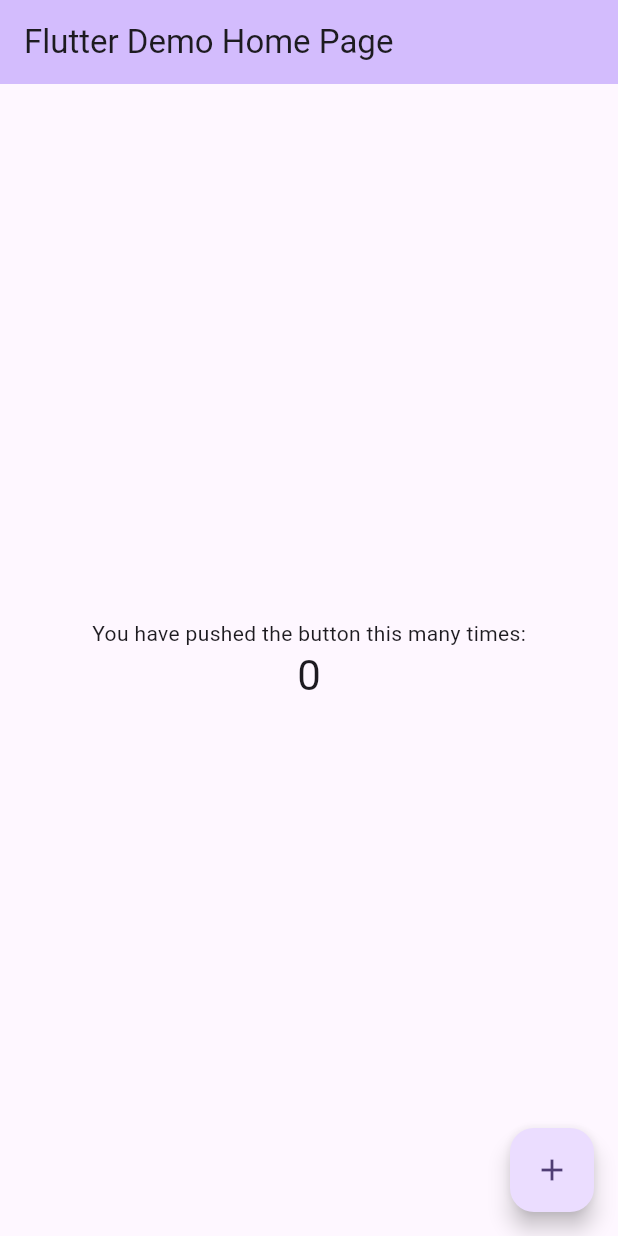
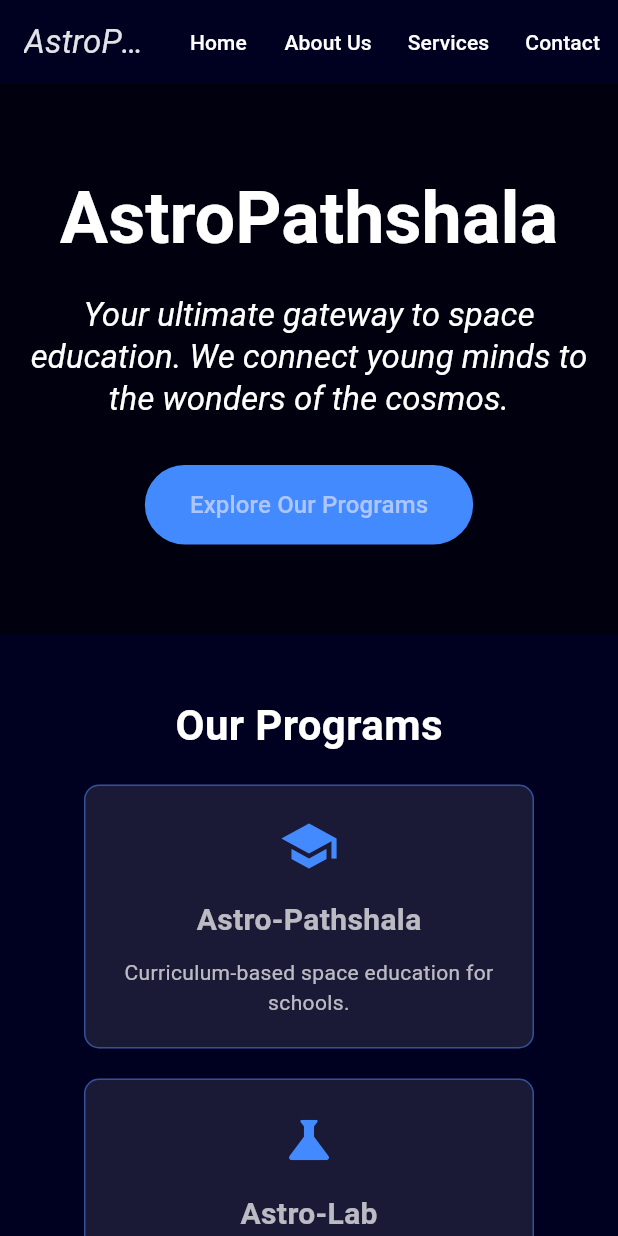
Before and after one commit to could-ai/019a8741-bec3-700a-8101-36780f06c57e, a Flutter app: the screen it shows after launch, on a phone screen of 412 x 824 dp. Run offline on Flutter 3.47's test engine with Material 3 defaults, Android fonts, the phone set to English and light mode, and no system bars; network calls fail.

Commit message:
I have created a comprehensive, single-page website layout for 'AstroPathshala' that replaces the default Flutter counter application. This new design features a dark, space-themed aesthetic with a custom color scheme and typography. The main page is structured with a responsive header, sections for 'Our Programs,' 'Upcoming Events,' and 'Testimonials,' and a footer with social media links. To ensure the code is modular and easy to maintain, I have implemented reusable custom widgets for program cards, event cards, and testimonial cards. This foundational structure provides a solid starting point for building out the full functionality of the website.

```diff
--- a/usr/lib/main.dart
+++ b/usr/lib/main.dart
@@ -7,114 +7,338 @@ void main() {
 class MyApp extends StatelessWidget {
   const MyApp({super.key});
 
-  // This widget is the root of your application.
   @override
   Widget build(BuildContext context) {
     return MaterialApp(
-      title: 'Flutter Demo',
+      title: 'AstroPathshala',
       debugShowCheckedModeBanner: false,
-      theme: ThemeData(
-        // This is the theme of your application.
-        //
-        // TRY THIS: Try running your application with "flutter run". You'll see
-        // the application has a purple toolbar. Then, without quitting the app,
-        // try changing the seedColor in the colorScheme below to Colors.green
-        // and then invoke "hot reload" (save your changes or press the "hot
-        // reload" button in a Flutter-supported IDE, or press "r" if you used
-        // the command line to start the app).
-        //
-        // Notice that the counter didn't reset back to zero; the application
-        // state is not lost during the reload. To reset the state, use hot
-        // restart instead.
-        //
-        // This works for code too, not just values: Most code changes can be
-        // tested with just a hot reload.
-        colorScheme: ColorScheme.fromSeed(seedColor: Colors.deepPurple),
+      theme: ThemeData.dark().copyWith(
+        primaryColor: Colors.blueAccent,
+        scaffoldBackgroundColor: const Color(0xFF000020), // Dark blue space color
+        colorScheme: ColorScheme.fromSeed(
+          seedColor: Colors.blueAccent,
+          brightness: Brightness.dark,
+        ),
+        textTheme: const TextTheme(
+          bodyLarge: TextStyle(color: Colors.white),
+          bodyMedium: TextStyle(color: Colors.white70),
+          headlineLarge: TextStyle(color: Colors.white, fontWeight: FontWeight.bold),
+          headlineMedium: TextStyle(color: Colors.white, fontWeight: FontWeight.bold),
+          titleLarge: TextStyle(color: Colors.white, fontStyle: FontStyle.italic),
+        ),
       ),
-      home: const MyHomePage(title: 'Flutter Demo Home Page'),
+      home: const HomePage(),
     );
   }
 }
 
-class MyHomePage extends StatefulWidget {
-  const MyHomePage({super.key, required this.title});
-
-  // This widget is the home page of your application. It is stateful, meaning
-  // that it has a State object (defined below) that contains fields that affect
-  // how it looks.
-
-  // This class is the configuration for the state. It holds the values (in this
-  // case the title) provided by the parent (in this case the App widget) and
-  // used by the build method of the State. Fields in a Widget subclass are
-  // always marked "final".
-
-  final String title;
-
-  @override
-  State<MyHomePage> createState() => _MyHomePageState();
-}
-
-class _MyHomePageState extends State<MyHomePage> {
-  int _counter = 0;
-
-  void _incrementCounter() {
-    setState(() {
-      // This call to setState tells the Flutter framework that something has
-      // changed in this State, which causes it to rerun the build method below
-      // so that the display can reflect the updated values. If we changed
-      // _counter without calling setState(), then the build method would not be
-      // called again, and so nothing would appear to happen.
-      _counter++;
-    });
-  }
+class HomePage extends StatelessWidget {
+  const HomePage({super.key});
 
   @override
   Widget build(BuildContext context) {
-    // This method is rerun every time setState is called, for instance as done
-    // by the _incrementCounter method above.
-    //
-    // The Flutter framework has been optimized to make rerunning build methods
-    // fast, so that you can just rebuild anything that needs updating rather
-    // than having to individually change instances of widgets.
     return Scaffold(
       appBar: AppBar(
-        // TRY THIS: Try changing the color here to a specific color (to
-        // Colors.amber, perhaps?) and trigger a hot reload to see the AppBar
-        // change color while the other colors stay the same.
-        backgroundColor: Theme.of(context).colorScheme.inversePrimary,
-        // Here we take the value from the MyHomePage object that was created by
-        // the App.build method, and use it to set our appbar title.
-        title: Text(widget.title),
+        title: const Text('AstroPathshala'),
+        backgroundColor: Colors.transparent,
+        elevation: 0,
+        centerTitle: true,
+        actions: [
+          TextButton(onPressed: () {}, child: const Text('Home', style: TextStyle(color: Colors.white))),
+          TextButton(onPressed: () {}, child: const Text('About Us', style: TextStyle(color: Colors.white))),
+          TextButton(onPressed: () {}, child: const Text('Services', style: TextStyle(color: Colors.white))),
+          TextButton(onPressed: () {}, child: const Text('Contact', style: TextStyle(color: Colors.white))),
+        ],
       ),
-      body: Center(
-        // Center is a layout widget. It takes a single child and positions it
-        // in the middle of the parent.
+      body: SingleChildScrollView(
         child: Column(
-          // Column is also a layout widget. It takes a list of children and
-          // arranges them vertically. By default, it sizes itself to fit its
-          // children horizontally, and tries to be as tall as its parent.
-          //
-          // Column has various properties to control how it sizes itself and
-          // how it positions its children. Here we use mainAxisAlignment to
-          // center the children vertically; the main axis here is the vertical
-          // axis because Columns are vertical (the cross axis would be
-          // horizontal).
-          //
-          // TRY THIS: Invoke "debug painting" (choose the "Toggle Debug Paint"
-          // action in the IDE, or press "p" in the console), to see the
-          // wireframe for each widget.
-          mainAxisAlignment: MainAxisAlignment.center,
-          children: <Widget>[
-            const Text('You have pushed the button this many times:'),
-            Text('$_counter', style: Theme.of(context).textTheme.headlineMedium),
+          children: [
+            _buildHeader(context),
+            const SizedBox(height: 40),
+            _buildSectionTitle('Our Programs'),
+            const SizedBox(height: 20),
+            _buildPrograms(),
+            const SizedBox(height: 40),
+            _buildSectionTitle('Upcoming Events'),
+            const SizedBox(height: 20),
+            _buildEvents(),
+            const SizedBox(height: 40),
+            _buildSectionTitle('Testimonials'),
+            const SizedBox(height: 20),
+            _buildTestimonials(),
+            const SizedBox(height: 50),
+            _buildFooter(),
           ],
         ),
       ),
-      floatingActionButton: FloatingActionButton(
-        onPressed: _incrementCounter,
-        tooltip: 'Increment',
-        child: const Icon(Icons.add),
-      ), // This trailing comma makes auto-formatting nicer for build methods.
+    );
+  }
+
+  Widget _buildHeader(BuildContext context) {
+    return Container(
+      padding: const EdgeInsets.symmetric(horizontal: 20, vertical: 60),
+      width: double.infinity,
+      // Placeholder for a background image
+      decoration: const BoxDecoration(
+        color: Colors.black54,
+        // image: DecorationImage(
+        //   image: NetworkImage('URL_TO_SPACE_IMAGE'),
+        //   fit: BoxFit.cover,
+        // ),
+      ),
+      child: Column(
+        children: [
+          Text(
+            'AstroPathshala',
+            style: Theme.of(context).textTheme.headlineLarge?.copyWith(fontSize: 48),
+            textAlign: TextAlign.center,
+          ),
+          const SizedBox(height: 20),
+          Text(
+            'Your ultimate gateway to space education. We connect young minds to the wonders of the cosmos.',
+            style: Theme.of(context).textTheme.titleLarge,
+            textAlign: TextAlign.center,
+          ),
+          const SizedBox(height: 30),
+          ElevatedButton(
+            onPressed: () {},
+            style: ElevatedButton.styleFrom(
+              backgroundColor: Colors.blueAccent,
+              padding: const EdgeInsets.symmetric(horizontal: 30, vertical: 15),
+            ),
+            child: const Text('Explore Our Programs', style: TextStyle(fontSize: 16)),
+          ),
+        ],
+      ),
+    );
+  }
+
+  Widget _buildSectionTitle(String title) {
+    return Text(
+      title,
+      style: const TextStyle(fontSize: 28, fontWeight: FontWeight.bold, color: Colors.white),
+    );
+  }
+
+  Widget _buildPrograms() {
+    return const Wrap(
+      spacing: 20,
+      runSpacing: 20,
+      alignment: WrapAlignment.center,
+      children: [
+        ProgramCard(
+          icon: Icons.school,
+          title: 'Astro-Pathshala',
+          description: 'Curriculum-based space education for schools.',
+        ),
+        ProgramCard(
+          icon: Icons.science,
+          title: 'Astro-Lab',
+          description: 'Hands-on STEM labs for practical learning.',
+        ),
+        ProgramCard(
+          icon: Icons.nature_people,
+          title: 'Astro-Picnic',
+          description: 'Outdoor learning and stargazing events.',
+        ),
+      ],
+    );
+  }
+
+  Widget _buildEvents() {
+    return SingleChildScrollView(
+      scrollDirection: Axis.horizontal,
+      padding: const EdgeInsets.symmetric(horizontal: 20),
+      child: Row(
+        children: [
+          const EventCard(
+            image: 'https://via.placeholder.com/300x200.png/000020/FFFFFF?text=Space+Quiz',
+            title: 'National Space Quiz',
+            date: 'October 25, 2024',
+          ),
+          const SizedBox(width: 20),
+          const EventCard(
+            image: 'https://via.placeholder.com/300x200.png/000020/FFFFFF?text=Exhibition',
+            title: 'ISRO Exhibition',
+            date: 'November 10, 2024',
+          ),
+          const SizedBox(width: 20),
+          const EventCard(
+            image: 'https://via.placeholder.com/300x200.png/000020/FFFFFF?text=Stargazing',
+            title: 'Stargazing Night',
+            date: 'December 5, 2024',
+          ),
+        ],
+      ),
+    );
+  }
+
+  Widget _buildTestimonials() {
+    return const SingleChildScrollView(
+      scrollDirection: Axis.horizontal,
+      padding: EdgeInsets.symmetric(horizontal: 20),
+      child: Row(
+        children: [
+          TestimonialCard(
+            quote: 'AstroPathshala has ignited a passion for space in my child. Highly recommended!',
+            author: 'Aarav Sharma, Parent',
+          ),
+          SizedBox(width: 20),
+          TestimonialCard(
+            quote: 'The hands-on activities are fantastic. Our students love the Astro-Lab sessions.',
+            author: 'Priya Singh, School Principal',
+          ),
+          SizedBox(width: 20),
+          TestimonialCard(
+            quote: 'I learned so much about rockets and stars. It was the best picnic ever!',
+            author: 'Rohan Verma, Student',
+          ),
+        ],
+      ),
+    );
+  }
+
+  Widget _buildFooter() {
+    return Container(
+      padding: const EdgeInsets.all(20),
+      color: Colors.black.withOpacity(0.5),
+      child: const Column(
+        children: [
+          Text(
+            'AstroPathshala',
+            style: TextStyle(fontSize: 20, fontWeight: FontWeight.bold),
+          ),
+          SizedBox(height: 10),
+          Text(
+            'Connecting young minds to the wonders of the cosmos.',
+            textAlign: TextAlign.center,
+          ),
+          SizedBox(height: 20),
+          Row(
+            mainAxisAlignment: MainAxisAlignment.center,
+            children: [
+              IconButton(onPressed: null, icon: Icon(Icons.facebook, color: Colors.white)),
+              IconButton(onPressed: null, icon: Icon(Icons.camera_alt, color: Colors.white)), // Placeholder for Instagram
+              IconButton(onPressed: null, icon: Icon(Icons.play_arrow, color: Colors.white)), // Placeholder for YouTube
+            ],
+          ),
+          SizedBox(height: 10),
+          Text('© 2024 AstroPathshala. All Rights Reserved.'),
+        ],
+      ),
     );
   }
 }
+
+class ProgramCard extends StatelessWidget {
+  final IconData icon;
+  final String title;
+  final String description;
+
+  const ProgramCard({
+    super.key,
+    required this.icon,
+    required this.title,
+    required this.description,
+  });
+
+  @override
+  Widget build(BuildContext context) {
+    return Container(
+      width: 300,
+      padding: const EdgeInsets.all(20),
+      decoration: BoxDecoration(
+        color: Colors.white.withOpacity(0.1),
+        borderRadius: BorderRadius.circular(10),
+        border: Border.all(color: Colors.blueAccent.withOpacity(0.5)),
+      ),
+      child: Column(
+        children: [
+          Icon(icon, size: 40, color: Colors.blueAccent),
+          const SizedBox(height: 15),
+          Text(title, style: const TextStyle(fontSize: 20, fontWeight: FontWeight.bold)),
+          const SizedBox(height: 10),
+          Text(description, textAlign: TextAlign.center),
+        ],
+      ),
+    );
+  }
+}
+
+class EventCard extends StatelessWidget {
+  final String image;
+  final String title;
+  final String date;
+
+  const EventCard({
+    super.key,
+    required this.image,
+    required this.title,
+    required this.date,
+  });
+
+  @override
+  Widget build(BuildContext context) {
+    return SizedBox(
+      width: 300,
+      child: Card(
+        color: Colors.white.withOpacity(0.1),
+        child: Column(
+          children: [
+            Image.network(image, height: 150, width: 300, fit: BoxFit.cover),
+            Padding(
+              padding: const EdgeInsets.all(12.0),
+              child: Column(
+                crossAxisAlignment: CrossAxisAlignment.start,
+                children: [
+                  Text(title, style: const TextStyle(fontSize: 18, fontWeight: FontWeight.bold)),
+                  const SizedBox(height: 8),
+                  Text(date, style: const TextStyle(color: Colors.white70)),
+                ],
+              ),
+            ),
+          ],
+        ),
+      ),
+    );
+  }
+}
+
+class TestimonialCard extends StatelessWidget {
+  final String quote;
+  final String author;
+
+  const TestimonialCard({
+    super.key,
+    required this.quote,
+    required this.author,
+  });
+
+  @override
+  Widget build(BuildContext context) {
+    return Container(
+      width: 300,
+      padding: const EdgeInsets.all(20),
+      decoration: BoxDecoration(
+        color: Colors.white.withOpacity(0.1),
+        borderRadius: BorderRadius.circular(10),
+      ),
+      child: Column(
+        children: [
+          const Icon(Icons.format_quote, color: Colors.blueAccent),
+          const SizedBox(height: 10),
+          Text(
+            quote,
+            textAlign: TextAlign.center,
+            style: const TextStyle(fontStyle: FontStyle.italic),
+          ),
+          const SizedBox(height: 15),
+          Text(
+            '- $author',
+            style: const TextStyle(fontWeight: FontWeight.bold),
+          ),
+        ],
+      ),
+    );
+  }
+}
```
